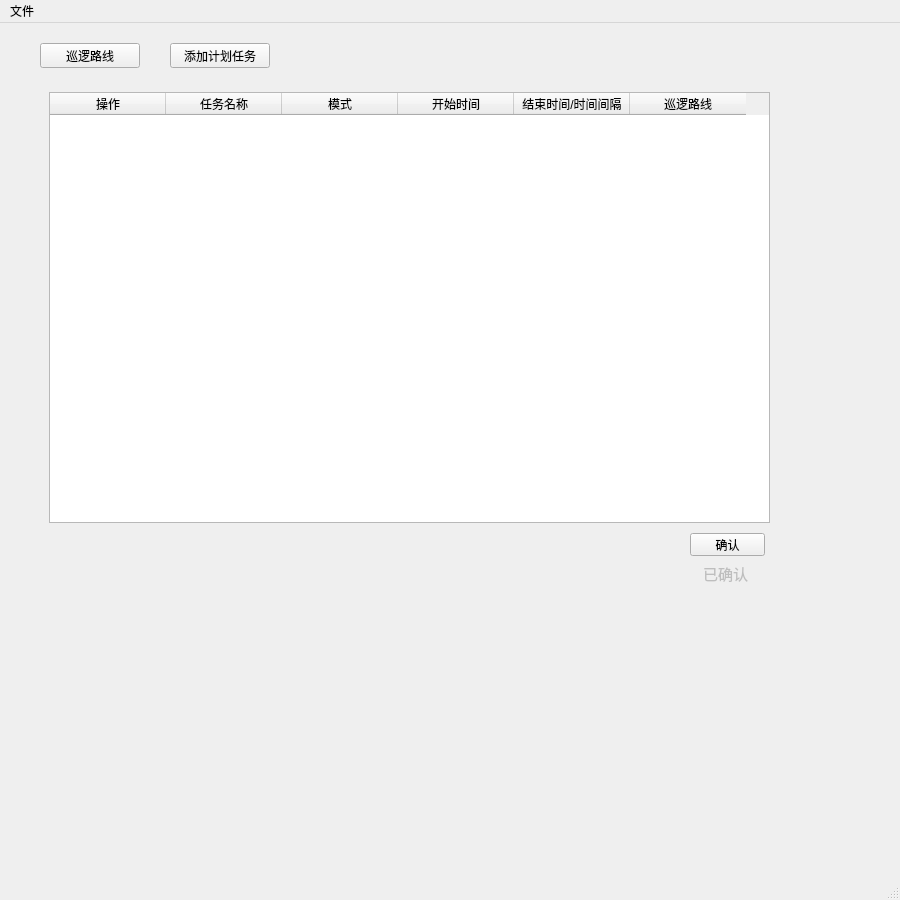
Qt form planwork.ui (wangqi1994/gui_python_configuration-software) before a commit.
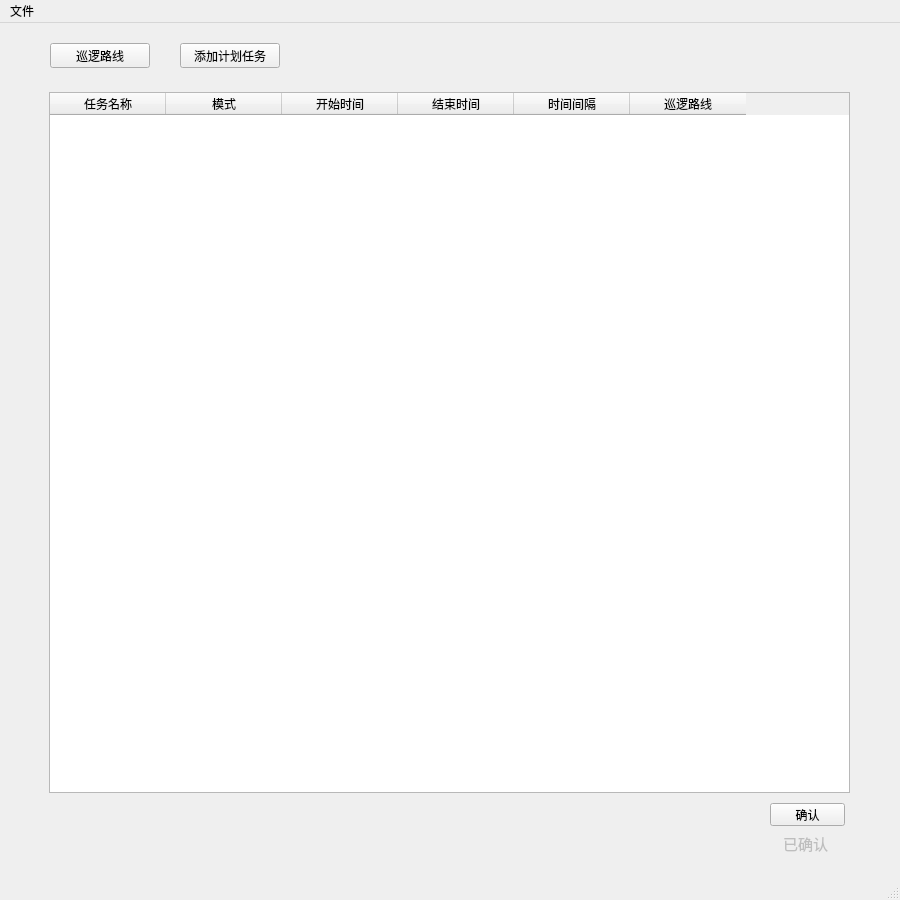
The same form after that commit.

Commit message: version 1.0 _6.22 确认按钮反馈操作

```diff
--- a/planwork.ui
+++ b/planwork.ui
@@ -17,7 +17,7 @@
    <widget class="QPushButton" name="xunluoluxian_button">
     <property name="geometry">
      <rect>
-      <x>40</x>
+      <x>50</x>
       <y>20</y>
       <width>100</width>
       <height>25</height>
@@ -30,8 +30,8 @@
    <widget class="QPushButton" name="ok_planwork">
     <property name="geometry">
      <rect>
-      <x>690</x>
-      <y>510</y>
+      <x>770</x>
+      <y>780</y>
       <width>75</width>
       <height>23</height>
      </rect>
@@ -43,7 +43,7 @@
    <widget class="QPushButton" name="add_planwork">
     <property name="geometry">
      <rect>
-      <x>170</x>
+      <x>180</x>
       <y>20</y>
       <width>100</width>
       <height>25</height>
@@ -58,8 +58,8 @@
      <rect>
       <x>49</x>
       <y>69</y>
-      <width>721</width>
-      <height>431</height>
+      <width>801</width>
+      <height>701</height>
      </rect>
     </property>
     <layout class="QHBoxLayout" name="horizontalLayout">
@@ -95,35 +95,53 @@
        <attribute name="verticalHeaderStretchLastSection">
         <bool>false</bool>
        </attribute>
-       <column>
-        <property name="text">
-         <string>操作</string>
-        </property>
-       </column>
        <column>
         <property name="text">
          <string>任务名称</string>
         </property>
+        <property name="textAlignment">
+         <set>AlignCenter</set>
+        </property>
        </column>
        <column>
         <property name="text">
          <string>模式</string>
         </property>
+        <property name="textAlignment">
+         <set>AlignCenter</set>
+        </property>
        </column>
        <column>
         <property name="text">
          <string>开始时间</string>
         </property>
+        <property name="textAlignment">
+         <set>AlignCenter</set>
+        </property>
        </column>
        <column>
         <property name="text">
-         <string>结束时间/时间间隔</string>
+         <string>结束时间</string>
+        </property>
+        <property name="textAlignment">
+         <set>AlignCenter</set>
+        </property>
+       </column>
+       <column>
+        <property name="text">
+         <string>时间间隔</string>
+        </property>
+        <property name="textAlignment">
+         <set>AlignCenter</set>
         </property>
        </column>
        <column>
         <property name="text">
          <string>巡逻路线</string>
         </property>
+        <property name="textAlignment">
+         <set>AlignCenter</set>
+        </property>
        </column>
       </widget>
      </item>
@@ -135,8 +153,8 @@
     </property>
     <property name="geometry">
      <rect>
-      <x>700</x>
-      <y>540</y>
+      <x>780</x>
+      <y>810</y>
       <width>51</width>
       <height>21</height>
      </rect>
```
The commit also changes 2 other files.
